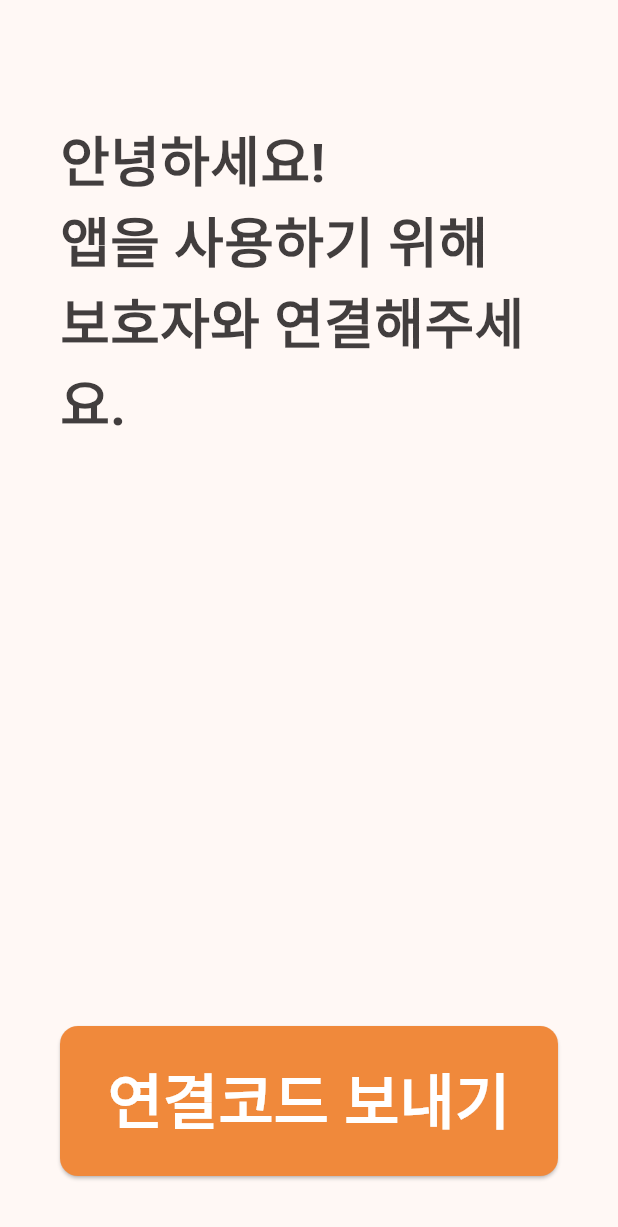
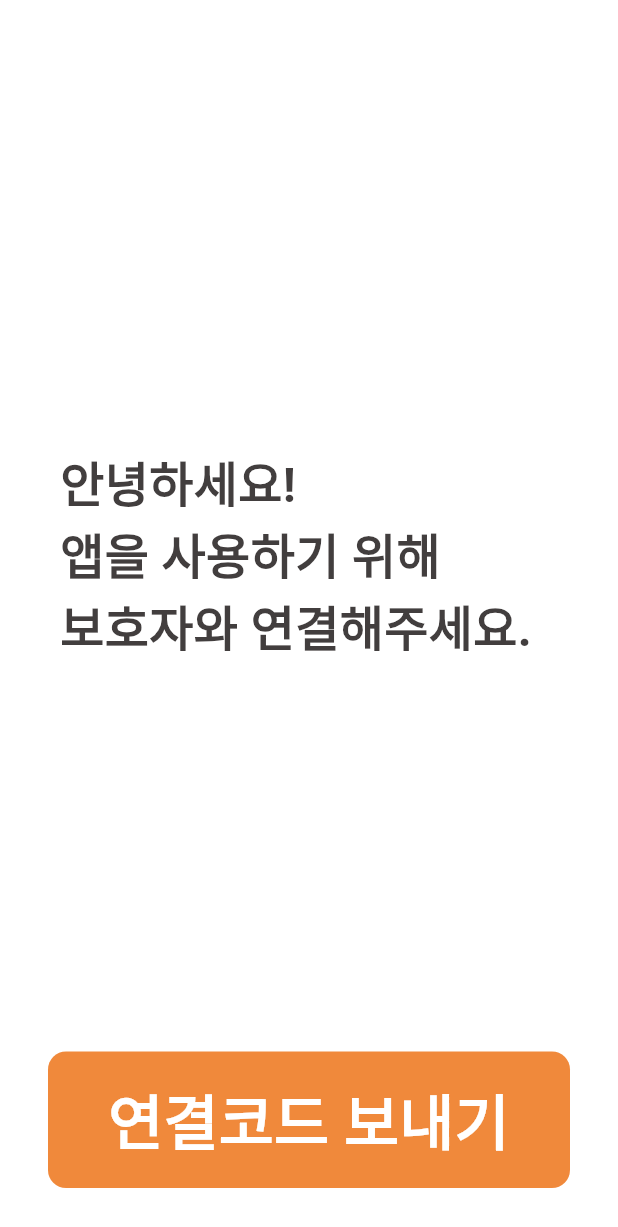
Before and after one commit to AlLerGy-KNU/heartfeltcall, a Flutter app: the screen it shows after launch, on a phone screen of 412 x 824 dp. Shown: the top 1227 px of the screen. Run offline on Flutter 3.47's test engine with Material 3 defaults, Android fonts, the phone set to English and light mode, and no system bars; our stand-ins replace flutter_svg, shared_preferences; Roboto replaces fonts that are missing (Pretendard).

Commit message:
[Feat] update theme

```diff
--- a/memorion/lib/components/button.dart
+++ /dev/null
@@ -1,32 +0,0 @@
-import 'package:flutter/material.dart';
-import 'package:memorion/const/colors.dart';
-
-Widget bigButton(
-    {required String text,
-    required VoidCallback onPressed,
-    Color backgroundColor = AppColors.main,
-    Color textColor = Colors.white,
-    double borderRadius = 12.0,
-    double padding = 20,
-    double fontSize = 40}) {
-  return SizedBox(
-    width: double.infinity,
-    child: ElevatedButton(
-      onPressed: onPressed,
-      style: ElevatedButton.styleFrom(
-        backgroundColor: backgroundColor,
-        shape: RoundedRectangleBorder(
-          borderRadius: BorderRadius.circular(borderRadius),
-        ),
-        padding: EdgeInsets.all(padding),
-        // maximumSize: Size(400, 200)
-      ),
-      child: Text(
-        text,
-        textAlign: TextAlign.center,
-        style: TextStyle(
-            color: textColor, fontSize: fontSize, fontWeight: FontWeight.w600),
-      ),
-    ),
-  );
-}
--- /dev/null
+++ b/memorion/lib/const/other.dart
@@ -0,0 +1,9 @@
+class Other {
+  static double gapSS = 8;
+  static double gapS = 16;
+  static double gapM = 32;
+  static double marginS = 16;
+  static double margin = 32;
+  static double objectBorderS = 16;
+  static double objectBorderM = 20;
+}
--- a/memorion/lib/const/theme.dart
+++ b/memorion/lib/const/theme.dart
@@ -1 +1,87 @@
-class Theme {}
+import 'package:flutter/material.dart';
+import 'package:memorion/const/colors.dart';
+
+class NoTransitionsBuilder extends PageTransitionsBuilder {
+  const NoTransitionsBuilder();
+
+  @override
+  Widget buildTransitions<T>(
+    PageRoute<T> route,
+    BuildContext context,
+    Animation<double> animation,
+    Animation<double> secondaryAnimation,
+    Widget child,
+  ) {
+    // Return child directly: no animation
+    return child;
+  }
+}
+
+ThemeData themeData() {
+  return ThemeData(
+    colorScheme: ColorScheme.fromSeed(seedColor: AppColors.main).copyWith(
+      background: Colors.white,         // 일반 background
+      surface: Colors.white,            // Card, Dialog 등의 배경
+      onBackground: AppColors.black,       // 배경 위 텍스트 색
+    ),
+    pageTransitionsTheme:const PageTransitionsTheme(
+      builders: {
+        TargetPlatform.android: NoTransitionsBuilder(),
+        TargetPlatform.iOS: NoTransitionsBuilder(),
+      },
+    ),
+
+    floatingActionButtonTheme: const FloatingActionButtonThemeData(
+      backgroundColor: AppColors.main, // 필요시 색상 지정
+      elevation: 0,                    // 그림자 제거
+      highlightElevation: 0,           // 클릭 시 그림자도 제거
+      shape: RoundedRectangleBorder(
+        borderRadius: BorderRadius.all(Radius.circular(100)), // 라운드 크게
+      ),
+    ),
+
+    scaffoldBackgroundColor: Colors.white, // Scaffold 자체 배경,
+    useMaterial3: true,
+
+    // 기본 글꼴 설정
+    fontFamily: 'Pretendard', // pubspec.yaml에 등록한 폰트명
+
+    // 전체 텍스트 스타일 커스터마이징
+    textTheme: const TextTheme(
+      displayLarge: TextStyle(fontSize: 48, fontWeight: FontWeight.bold),
+      titleLarge: TextStyle(fontSize: 40, fontWeight: FontWeight.bold),
+      titleMedium: TextStyle(fontSize: 36, fontWeight: FontWeight.bold),
+      titleSmall: TextStyle(fontSize: 32, fontWeight: FontWeight.bold),
+      bodyLarge: TextStyle(fontSize: 36, fontWeight: FontWeight.bold),
+      bodyMedium: TextStyle(fontSize: 32, fontWeight: FontWeight.bold),
+      bodySmall: TextStyle(fontSize: 28, color: Colors.grey),
+
+      // 버튼 기본 라벨 역할
+      labelLarge: TextStyle(
+        fontSize: 40,
+        fontWeight: FontWeight.bold,
+        // 아래 3개를 명시해 두면 보간 경고가 사라지는 데 도움이 됨
+
+        backgroundColor: Colors.transparent,
+        wordSpacing: 0,
+        decorationThickness: 1.0,
+      )
+    ).apply(
+      fontFamily: 'Pretendard',
+      bodyColor: AppColors.black,
+    ),
+
+    // 버튼 스타일
+    elevatedButtonTheme: ElevatedButtonThemeData(
+      style: ButtonStyle(
+        elevation: WidgetStateProperty.resolveWith<double>((_) => 0.0),
+        shadowColor: WidgetStateProperty.all(Colors.transparent),
+        foregroundColor: WidgetStatePropertyAll(AppColors.white),
+        backgroundColor: WidgetStatePropertyAll(AppColors.main),
+        shape: WidgetStatePropertyAll(RoundedRectangleBorder(borderRadius: BorderRadiusGeometry.circular(12))),
+        textStyle: WidgetStatePropertyAll(TextStyle(fontWeight: FontWeight.bold, fontSize: 40)),
+        padding: WidgetStatePropertyAll(EdgeInsets.all(16))
+      ),
+    ),
+  );
+}
--- a/memorion/lib/main.dart
+++ b/memorion/lib/main.dart
@@ -1,5 +1,5 @@
 import 'package:flutter/material.dart';
-import 'package:memorion/const/colors.dart';
+import 'package:memorion/const/theme.dart';
 import 'package:memorion/screens/init_screen.dart';
 import 'package:memorion/services/local_data_manager.dart';
 
@@ -17,9 +17,7 @@ class MyApp extends StatelessWidget {
   Widget build(BuildContext context) {
     return MaterialApp(
       title: 'Memorion',
-      theme: ThemeData(
-        colorScheme: ColorScheme.fromSeed(seedColor: AppColors.main),
-      ),
+      theme: themeData(),
       home: InitScreen(),
     );
   }
--- a/memorion/lib/screens/init_screen.dart
+++ b/memorion/lib/screens/init_screen.dart
@@ -1,6 +1,5 @@
 import 'package:flutter/material.dart';
-import 'package:memorion/components/button.dart';
-import 'package:memorion/const/colors.dart';
+import 'package:memorion/const/other.dart';
 import 'package:memorion/screens/home_screen.dart';
 import 'package:memorion/services/local_data_manager.dart';
 
@@ -18,16 +17,13 @@ class _InitScreenState extends State<InitScreen> {
   @override
   void initState() {
     super.initState();
-    // TODO: init data checker
     LocalDataManager.initData();
 
-    print("[DEGUB] test init data");
     localDataManager = LocalDataManager();
   }
 
   @override
   void dispose() {
-    // TODO: implement dispose
     super.dispose();
   }
 
@@ -40,16 +36,16 @@ class _InitScreenState extends State<InitScreen> {
           mainAxisAlignment: MainAxisAlignment.center,
           children: [
             SizedBox(height: 40,),
-            Text("안녕하세요!\n앱을 사용하기 위해\n보호자와 연결해주세요.", style: TextStyle(
-              fontSize: 36, color: AppColors.black, fontWeight: FontWeight.bold
-            ),),
-            Spacer(),
-            bigButton(text: "연결코드 보내기", onPressed: ()=>{
-              Navigator.push(context, MaterialPageRoute(builder: (context) => HomeScreen(title: "test",)))
-            })
+            Text("안녕하세요!\n앱을 사용하기 위해\n보호자와 연결해주세요."),
           ],
         ),
-      )
+      ),
+      bottomNavigationBar: Padding(
+        padding: EdgeInsets.only(left: Other.margin, right: Other.margin, bottom: Other.margin),
+        child: ElevatedButton(child: Text("연결코드 보내기"), onPressed: ()=>{
+          Navigator.push(context, MaterialPageRoute(builder: (context) => HomeScreen()))
+        }),
+      ),
     );
   }
 }
```
Also changed, not shown: memorion/lib/screens/home_screen.dart (+30 -20 lines), memorion/lib/screens/setting_screen.dart (+23 -16 lines), memorion/pubspec.yaml (+9 -0 lines), memorion/lib/assets/images/memorion_logo.svg (added), 10 other files.
